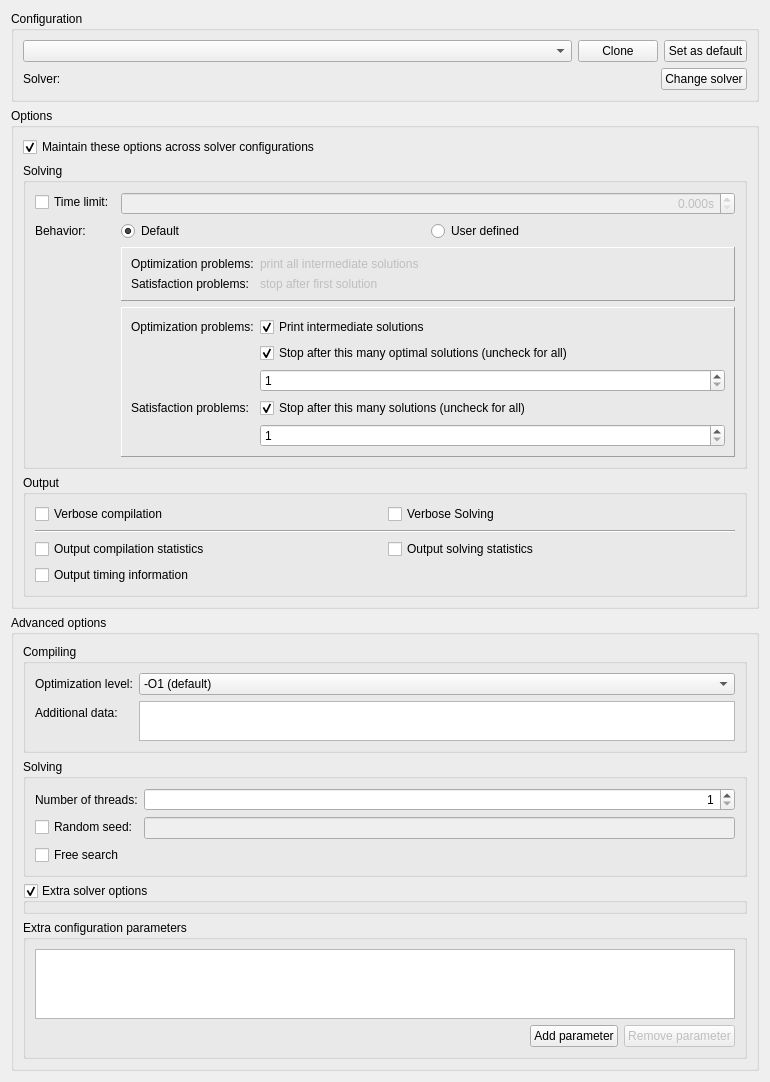
MiniZinc/MiniZincIDE, file MiniZincIDE/configwindow.ui: the form before one commit.
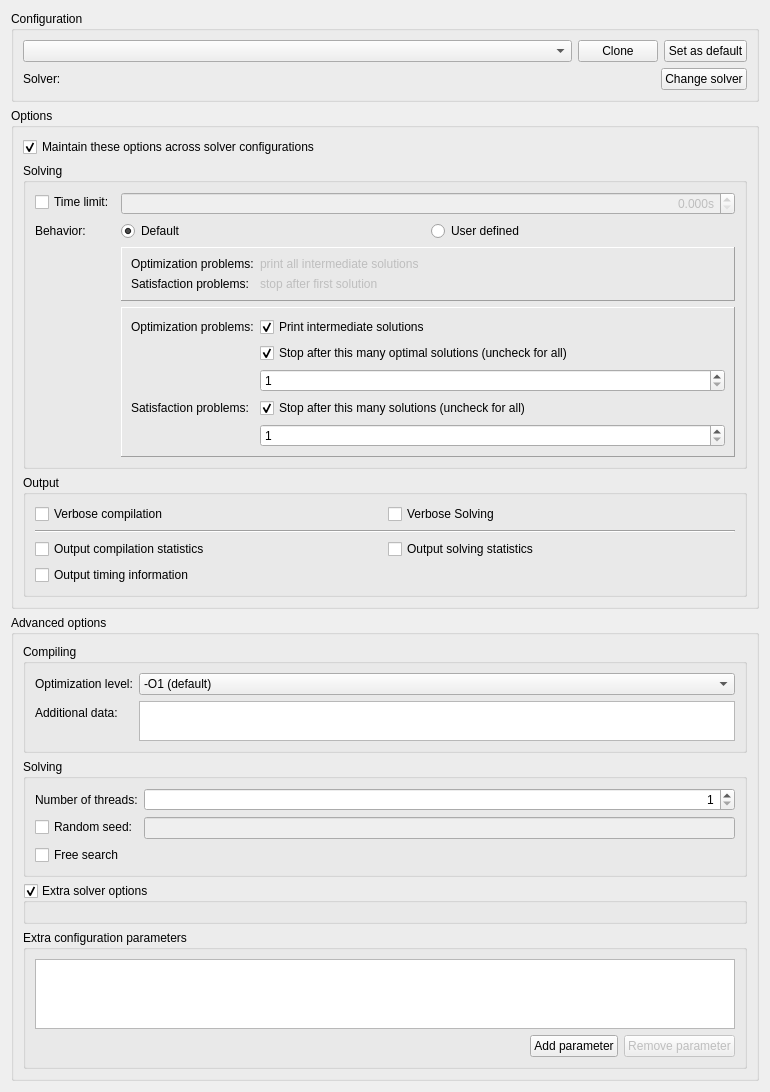
The form after the commit.

Commit message: Fix margins of extra flags box

What changed in the file:
```diff
--- a/MiniZincIDE/configwindow.ui
+++ b/MiniZincIDE/configwindow.ui
@@ -562,18 +562,6 @@
          <bool>true</bool>
         </property>
         <layout class="QHBoxLayout" name="horizontalLayout_3">
-         <property name="leftMargin">
-          <number>0</number>
-         </property>
-         <property name="topMargin">
-          <number>0</number>
-         </property>
-         <property name="rightMargin">
-          <number>0</number>
-         </property>
-         <property name="bottomMargin">
-          <number>0</number>
-         </property>
          <item>
           <layout class="QVBoxLayout" name="extraFlagsOuter_layout"/>
          </item>
```
The commit also changes 1 other file.
